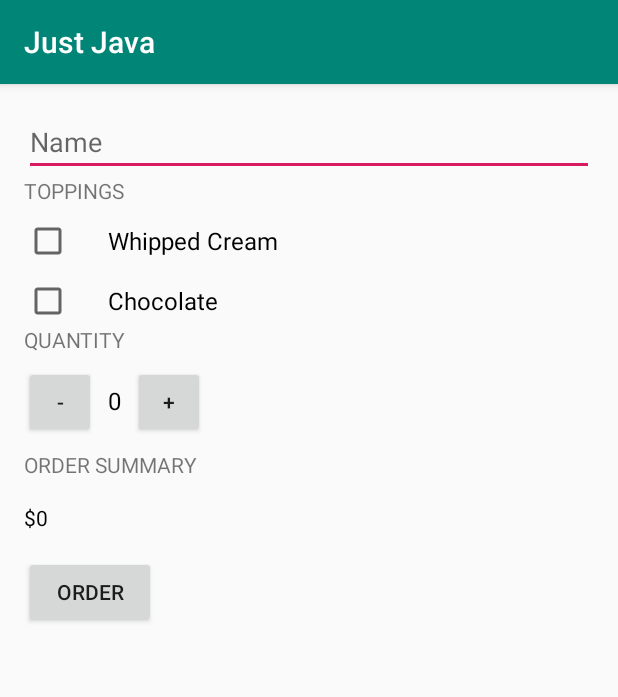
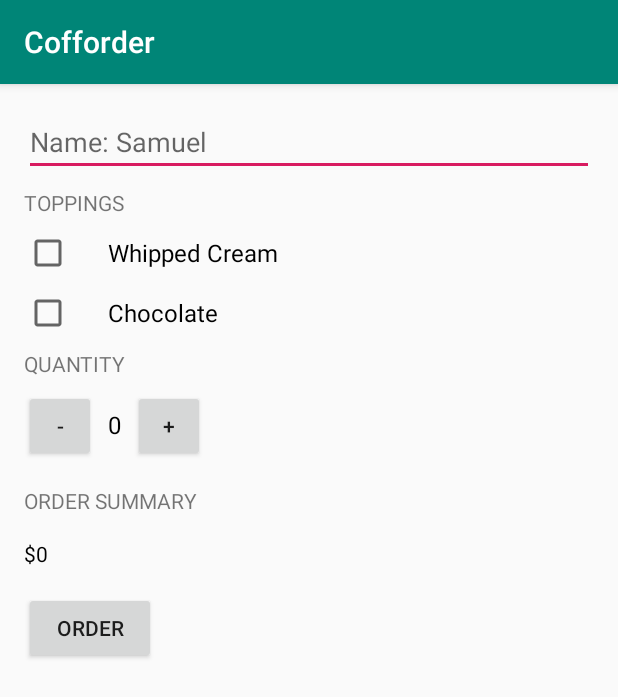
Before and after one commit to SamuelBFG/practice-android, an Android app: the screen it shows after launch (MainActivity), after a tap on "ORDER", on a phone screen of 412 x 824 dp. Shown: the top 697 px of the screen. Run offline under Robolectric (Android 15) with nearby library versions, the phone set to English and light mode, and no system bars.

```diff
--- a/JustJava/app/src/main/java/com/example/android/justjava/MainActivity.java
+++ b/JustJava/app/src/main/java/com/example/android/justjava/MainActivity.java
@@ -34,6 +34,7 @@ public class MainActivity extends AppCompatActivity {
     protected void onCreate(Bundle savedInstanceState) {
         super.onCreate(savedInstanceState);
         setContentView(R.layout.activity_main);
+
     }
 
     /**
@@ -52,7 +53,7 @@ public class MainActivity extends AppCompatActivity {
         // Price Calculation
         int price = calculatePrice(hasWhippedCream, hasChocolate);
 
-        String priceMessage = createOrderSummary(price, hasWhippedCream, hasChocolate, name);
+        String priceMessage = createOrderSummary(name, price, hasWhippedCream, hasChocolate);
         //displayMessage(priceMessage);
 
         // Intent to send and email populated
@@ -65,13 +66,14 @@ public class MainActivity extends AppCompatActivity {
         }
     }
 
-    private String createOrderSummary(int price, boolean addWhippedCream, boolean addChocolate, String addName) {
-        String summary = "Name = " + addName;
-        summary += "\nAdd Whipped Cream? " + addWhippedCream;
-        summary += "\nAdd Chocolate? " + addChocolate;
-        summary += "\nQuantity: " + quantity;
+    private String createOrderSummary(String addName, int price, boolean addWhippedCream, boolean addChocolate) {
+        String summary = getString(R.string.name_summary) + " " + addName;
+        //String summary = "Name = " + addName;
+        summary += "\n" + getString(R.string.add_whipped_cream)+ " " + addWhippedCream;
+        summary += "\n" + getString(R.string.add_chocolate) + " " + addChocolate;
+        summary += "\n" + getString(R.string.quantity) + ": " + quantity;
         summary += "\nTotal: $" + price;
-        summary += "\nThank You!";
+        summary += "\n" + getString(R.string.thank_you);
         return summary;
     }
 
@@ -95,10 +97,10 @@ public class MainActivity extends AppCompatActivity {
         quantityTextView.setText("" + numberOfCoffees);
     }
 
-    private void displayMessage(String message) {
-        TextView orderSummaryTextView = (TextView) findViewById(R.id.order_summary_text_view);
-        orderSummaryTextView.setText(message);
-    }
+//    private void displayMessage(String message) {
+//        TextView orderSummaryTextView = (TextView) findViewById(R.id.order_summary_text_view);
+//        orderSummaryTextView.setText(message);
+//    }
 
     private int calculatePrice(boolean hasCream, boolean hasChocolate) {
         int basePricing = 0;
--- a/JustJava/app/src/main/res/layout/activity_main.xml
+++ b/JustJava/app/src/main/res/layout/activity_main.xml
@@ -23,7 +23,8 @@
             android:layout_height="wrap_content"
             android:inputType="text"
             android:textAllCaps="true"
-            android:hint="Name"/>
+            android:layout_marginBottom="8dp"
+            android:hint="@string/name_summary"/>
 
         <!-- TOPPINGS -->
         <LinearLayout
@@ -35,7 +36,7 @@
                 android:layout_width="match_parent"
                 android:layout_height="wrap_content"
                 android:layout_marginBottom="8dp"
-                android:text="toppings"
+                android:text="@string/toppings"
                 android:textAllCaps="true" />
 
             <CheckBox
@@ -44,7 +45,7 @@
                 android:layout_height="wrap_content"
                 android:layout_marginBottom="8dp"
                 android:paddingLeft="24dp"
-                android:text="Whipped Cream"
+                android:text="@string/whipped_cream"
                 android:textSize="16sp" />
             <CheckBox
                 android:id="@+id/checkbox_chocolate"
@@ -52,6 +53,7 @@
                 android:layout_height="wrap_content"
                 android:paddingLeft="24dp"
                 android:text="Chocolate"
+                android:layout_marginBottom="8dp"
                 android:textSize="16sp" />
         </LinearLayout>
 
@@ -66,13 +68,14 @@
                 android:layout_width="match_parent"
                 android:layout_height="match_parent"
                 android:layout_marginBottom="8dp"
-                android:text="quantity"
+                android:text="@string/quantity"
                 android:textAllCaps="true" />
 
             <LinearLayout
                 android:layout_width="wrap_content"
                 android:layout_height="wrap_content"
-                android:orientation="horizontal">
+                android:orientation="horizontal"
+                android:paddingBottom="8dp">
 
                 <Button
                     android:layout_width="48dp"
@@ -103,7 +106,7 @@
                 android:layout_height="match_parent"
                 android:layout_marginTop="8dp"
                 android:layout_marginBottom="8dp"
-                android:text="order summary"
+                android:text="@string/order_summary"
                 android:textAllCaps="true" />
 
             <TextView
@@ -120,7 +123,7 @@
                 android:layout_height="wrap_content"
                 android:layout_marginTop="8dp"
                 android:onClick="submitOrder"
-                android:text="Order" />
+                android:text="@string/order" />
         </LinearLayout>
 
     </LinearLayout>
--- a/JustJava/app/src/main/res/values/strings.xml
+++ b/JustJava/app/src/main/res/values/strings.xml
@@ -1,3 +1,12 @@
-<resources>
-    <string name="app_name">Just Java</string>
+<resources xmlns:xliff="urn:oasis:names:tc:xliff:document:1.2">
+    <string name="app_name">Cofforder</string>
+    <string name="name_summary">Name: <xliff:g id="name" example="Samuel">Samuel</xliff:g></string>
+    <string name="toppings">Toppings</string>
+    <string name="whipped_cream">Whipped Cream</string>
+    <string name="quantity">Quantity</string>
+    <string name="order_summary">Order Summary</string>
+    <string name="order">Order</string>
+    <string name="add_whipped_cream">Add Whipped Cream?</string>
+    <string name="add_chocolate">Add Chocolate?</string>
+    <string name="thank_you">Thank You!</string>
 </resources>
```
Also changed, not shown: 1 other file.
